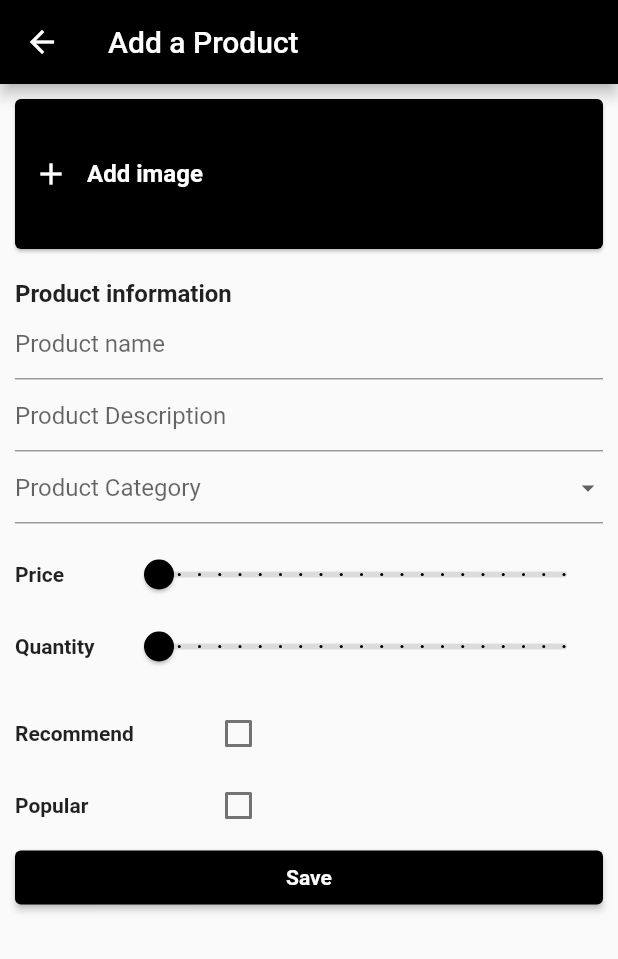
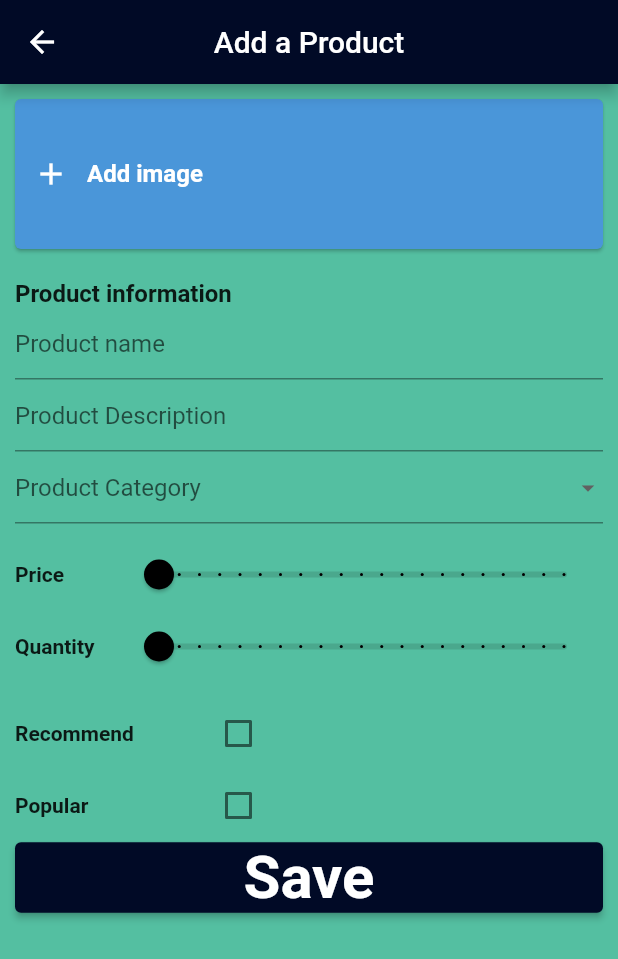
Before and after one commit to Pollakrit43/BM_Shopping_Admin, a Flutter app: the ProductScreen screen opened by its route, after a tap on "Add a new product", on a phone screen of 412 x 824 dp. Shown: the top 959 px of the screen. Run offline on Flutter 3.47's test engine with Material 2 defaults, Android fonts, the phone set to English and light mode, and no system bars; our stand-ins replace charts_flutter_new, cloud_firestore, equatable, firebase_core, firebase_storage, get and 1 more; accounts and stored records are empty.

Commit message:
customize app

```diff
--- a/lib/screens/new_product_screen.dart
+++ b/lib/screens/new_product_screen.dart
@@ -27,8 +27,10 @@ class NewProductScreen extends StatelessWidget {
         title: Text(
           'Add a Product',
         ),
-        backgroundColor: Colors.black,
+        backgroundColor: Color(0xFF010A26),
+        centerTitle: true,
       ),
+      backgroundColor: Color(0xFF54BFA1),
       body: SingleChildScrollView(
         child: Padding(
           padding: EdgeInsets.all(10.0),
@@ -64,7 +66,7 @@ class NewProductScreen extends StatelessWidget {
                     },
                     child: Card(
                       margin: EdgeInsets.zero,
-                      color: Colors.black,
+                      color: Color(0xFF4A96D9),
                       child: Row(
                         children: [
                           IconButton(
@@ -209,12 +211,12 @@ class NewProductScreen extends StatelessWidget {
                       Navigator.pop(context);
                     },
                     style: ElevatedButton.styleFrom(
-                      primary: Colors.black,
+                      primary: Color(0xFF010A26),
                     ),
                     child: const Text(
                       'Save',
                       style: TextStyle(
-                        fontSize: 14,
+                        fontSize: 40,
                         fontWeight: FontWeight.bold,
                       ),
                     ),
--- a/lib/screens/product_screen.dart
+++ b/lib/screens/product_screen.dart
@@ -16,8 +16,10 @@ class ProductScreen extends StatelessWidget {
         title: Text(
           'Products',
         ),
-        backgroundColor: Colors.black,
+        backgroundColor: Color(0xFF010A26),
+        centerTitle: true,
       ),
+      backgroundColor: Color(0xFF54BFA1),
       body: Padding(
         padding: EdgeInsets.all(10.0),
         child: Column(
@@ -30,7 +32,7 @@ class ProductScreen extends StatelessWidget {
                 },
                 child: Card(
                   margin: EdgeInsets.zero,
-                  color: Colors.black,
+                  color: Color(0xFF4A96D9),
                   child: Row(
                     children: [
                       IconButton(
```
Also changed, not shown: lib/screens/home_screen.dart (+11 -4 lines).
